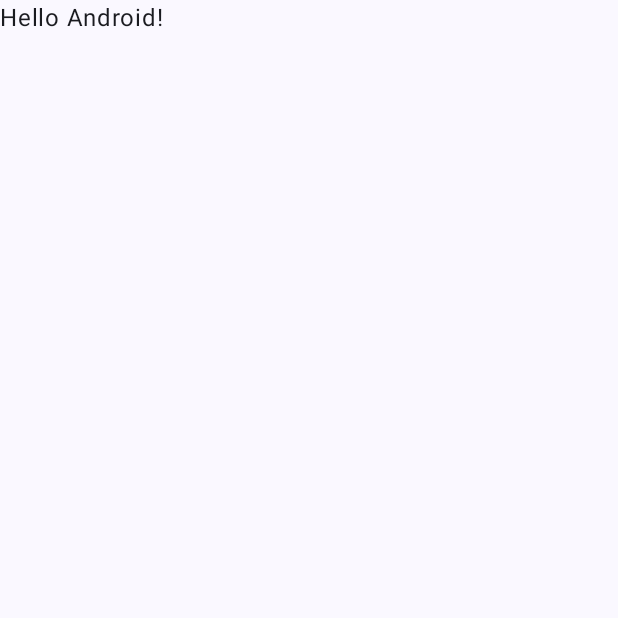
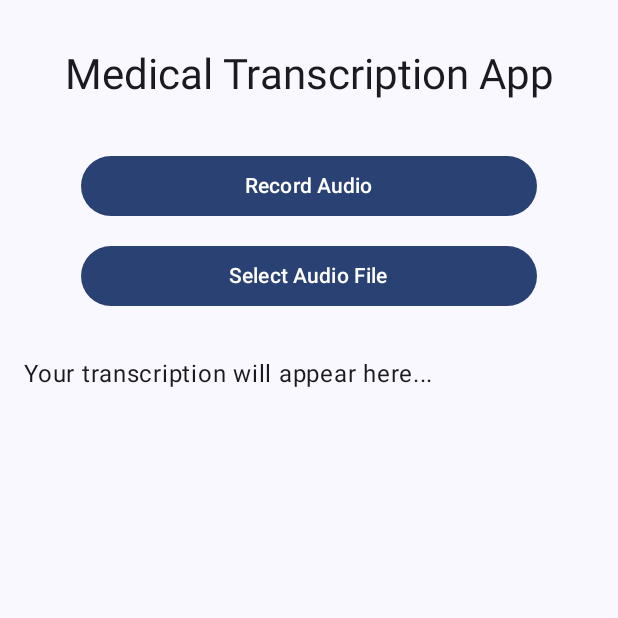
Before and after one commit to zmarg1/med-assist, an Android app built with Jetpack Compose: the screen it shows after launch (MainActivity), on a phone screen of 412 x 824 dp, the top half of it. Before the commit the part shown is almost empty. Run offline under Robolectric (Android 15) with nearby library versions, the phone set to English and light mode, and no system bars.

Commit message:
Add basic UI elements

```diff
--- a/android_frontend/app/src/main/java/com/example/medassist/MainActivity.kt
+++ b/android_frontend/app/src/main/java/com/example/medassist/MainActivity.kt
@@ -3,45 +3,88 @@ package com.example.medassist
 import android.os.Bundle
 import androidx.activity.ComponentActivity
 import androidx.activity.compose.setContent
-import androidx.activity.enableEdgeToEdge
-import androidx.compose.foundation.layout.fillMaxSize
-import androidx.compose.foundation.layout.padding
-import androidx.compose.material3.Scaffold
+import androidx.compose.foundation.layout.*
+import androidx.compose.material3.Button
+import androidx.compose.material3.MaterialTheme
+import androidx.compose.material3.Surface
 import androidx.compose.material3.Text
-import androidx.compose.runtime.Composable
+import androidx.compose.runtime.*
+import androidx.compose.ui.Alignment
 import androidx.compose.ui.Modifier
 import androidx.compose.ui.tooling.preview.Preview
+import androidx.compose.ui.unit.dp
 import com.example.medassist.ui.theme.MedAssistTheme
 
 class MainActivity : ComponentActivity() {
     override fun onCreate(savedInstanceState: Bundle?) {
         super.onCreate(savedInstanceState)
-        enableEdgeToEdge()
         setContent {
-            MedAssistTheme {
-                Scaffold(modifier = Modifier.fillMaxSize()) { innerPadding ->
-                    Greeting(
-                        name = "Android",
-                        modifier = Modifier.padding(innerPadding)
-                    )
-                }
+            MedAssistTheme { // Use MedAssistTheme here
+                TranscriptionScreen()
             }
         }
     }
 }
 
 @Composable
-fun Greeting(name: String, modifier: Modifier = Modifier) {
-    Text(
-        text = "Hello $name!",
-        modifier = modifier
-    )
+fun TranscriptionScreen(modifier: Modifier = Modifier) {
+    // State to hold the transcription text
+    var transcriptionText by remember { mutableStateOf("Your transcription will appear here...") }
+
+    Surface(
+        modifier = modifier.fillMaxSize(),
+        color = MaterialTheme.colorScheme.background
+    ) {
+        Column(
+            modifier = Modifier
+                .fillMaxSize()
+                .padding(16.dp),
+            horizontalAlignment = Alignment.CenterHorizontally,
+            verticalArrangement = Arrangement.SpaceBetween // Pushes elements apart
+        ) {
+            // Title Text
+            Text(
+                text = "Medical Transcription App",
+                style = MaterialTheme.typography.headlineMedium,
+                modifier = Modifier.padding(top = 16.dp, bottom = 32.dp) // Added more padding
+            )
+
+            // Container for Buttons
+            Column(
+                horizontalAlignment = Alignment.CenterHorizontally,
+                verticalArrangement = Arrangement.spacedBy(12.dp) // Space between buttons
+            ) {
+                Button(
+                    onClick = { /* TODO: Implement record audio action */ },
+                    modifier = Modifier.fillMaxWidth(0.8f) // Make buttons wider
+                ) {
+                    Text("Record Audio")
+                }
+                Button(
+                    onClick = { /* TODO: Implement select audio file action */ },
+                    modifier = Modifier.fillMaxWidth(0.8f) // Make buttons wider
+                ) {
+                    Text("Select Audio File")
+                }
+            }
+
+            // Text area for transcription result
+            Text(
+                text = transcriptionText,
+                modifier = Modifier
+                    .weight(1f) // Allows this to take up remaining vertical space
+                    .fillMaxWidth()
+                    .padding(top = 32.dp, bottom = 16.dp), // Added more padding
+                style = MaterialTheme.typography.bodyLarge
+            )
+        }
+    }
 }
 
 @Preview(showBackground = true)
 @Composable
-fun GreetingPreview() {
-    MedAssistTheme {
-        Greeting("Android")
+fun TranscriptionScreenPreview() {
+    MedAssistTheme { // Or your actual theme name
+        TranscriptionScreen()
     }
 }
```
